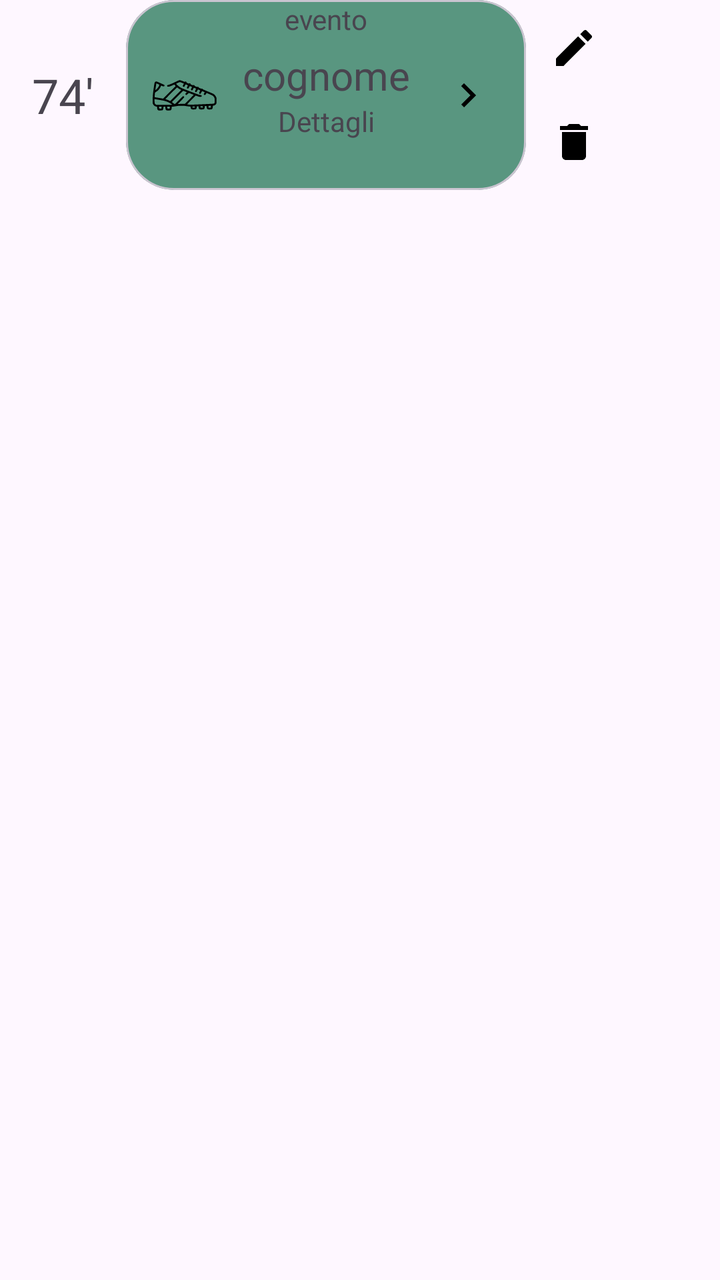
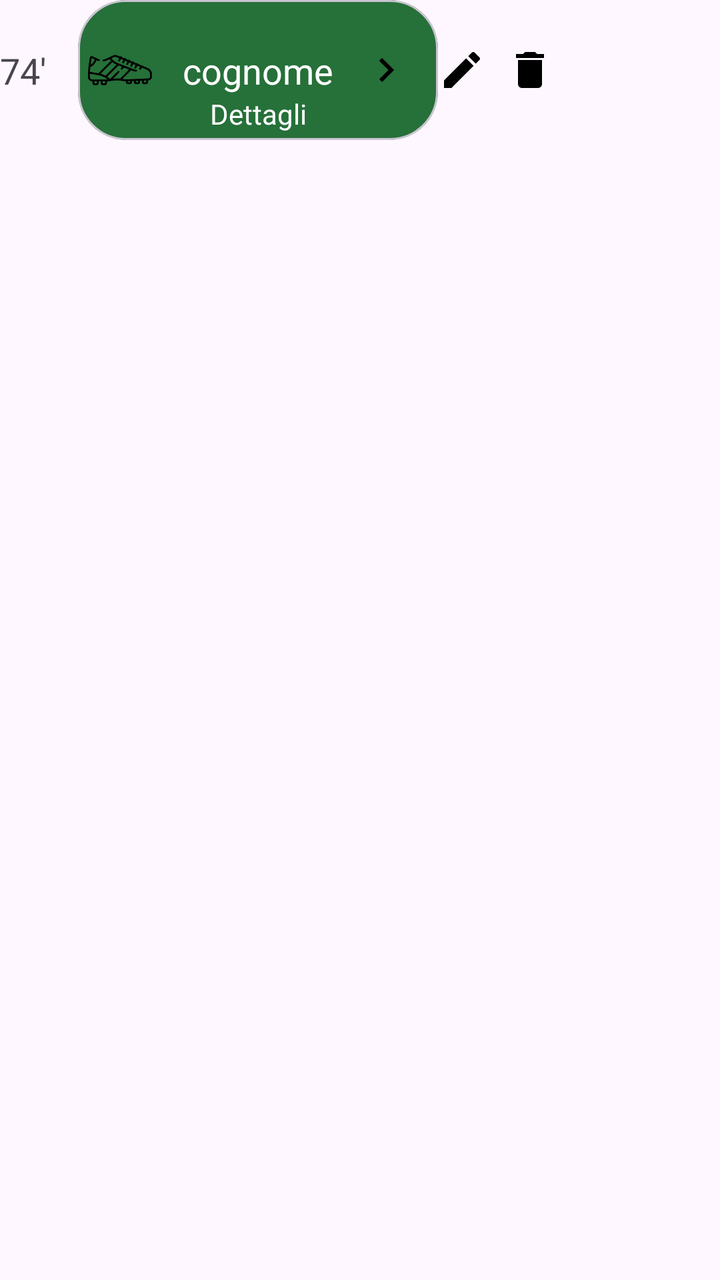

The first picture is an Android layout as it rendered before a commit; the second is the same layout after the commit. The layout source and the unified diff follow.
<!-- AndroidManifest.xml: application theme Theme.YouCoach -->
<!-- res/layout/item_evento.xml -->
<?xml version="1.0" encoding="utf-8"?>
<androidx.constraintlayout.widget.ConstraintLayout xmlns:android="http://schemas.android.com/apk/res/android"
    android:layout_width="match_parent"
    android:layout_height="match_parent"
    xmlns:app="http://schemas.android.com/apk/res-auto">



        <TextView
            android:id="@+id/minutaggio"
            android:layout_width="wrap_content"
            android:layout_height="wrap_content"
            android:text="74'"
            android:textSize="24dp"
            app:layout_constraintStart_toStartOf="parent"
            app:layout_constraintTop_toTopOf="@+id/card_evento"
            app:layout_constraintBottom_toBottomOf="@id/card_evento"
            android:layout_marginEnd="16dp"
            android:layout_marginStart="16dp" />

        <com.google.android.material.card.MaterialCardView
            android:id="@+id/card_evento"
            android:layout_width="200dp"
            android:layout_height="95dp"
            android:layout_marginStart="16dp"
            app:cardCornerRadius="24dp"
            app:cardBackgroundColor="@color/giorno_selezionato"
            app:layout_constraintStart_toEndOf="@id/minutaggio"
            app:layout_constraintTop_toTopOf="parent">

            <androidx.constraintlayout.widget.ConstraintLayout
                android:layout_width="match_parent"
                android:layout_height="match_parent">

                <TextView
                    android:id="@+id/nome_evento"
                    android:layout_width="wrap_content"
                    android:layout_height="wrap_content"
                    android:text="evento"
                    app:layout_constraintStart_toStartOf="parent"
                    app:layout_constraintEnd_toEndOf="parent"
                    app:layout_constraintTop_toTopOf="parent"/>

                <ImageView
                    android:id="@+id/immagine_evento"
                    android:layout_width="wrap_content"
                    android:layout_height="wrap_content"
                    app:layout_constraintStart_toStartOf="parent"
                    app:layout_constraintEnd_toStartOf="@id/nome_giocatore"
                    app:layout_constraintTop_toTopOf="parent"
                    app:layout_constraintBottom_toBottomOf="parent"
                    android:src="@drawable/assist" />

                <TextView
                    android:id="@+id/nome_giocatore"
                    android:layout_width="wrap_content"
                    android:layout_height="wrap_content"
                    android:text="cognome"
                    android:textSize="20dp"
                    android:layout_marginBottom="20dp"
                    app:layout_constraintTop_toTopOf="parent"
                    app:layout_constraintBottom_toBottomOf="parent"
                    app:layout_constraintStart_toStartOf="parent"
                    app:layout_constraintEnd_toEndOf="parent" />

                <ImageView
                    android:id="@+id/immagine_dettaglio"
                    android:layout_width="wrap_content"
                    android:layout_height="wrap_content"
                    app:layout_constraintStart_toEndOf="@id/nome_giocatore"
                    app:layout_constraintEnd_toEndOf="parent"
                    app:layout_constraintTop_toTopOf="parent"
                    app:layout_constraintBottom_toBottomOf="parent"
                    android:src="@drawable/arrow_forward" />

                <TextView
                    android:layout_width="wrap_content"
                    android:layout_height="wrap_content"
                    android:text="Dettagli"
                    app:layout_constraintTop_toBottomOf="@id/nome_giocatore"
                    app:layout_constraintStart_toStartOf="@id/nome_giocatore"
                    app:layout_constraintEnd_toEndOf="@id/nome_giocatore"/>

            </androidx.constraintlayout.widget.ConstraintLayout>


        </com.google.android.material.card.MaterialCardView>

    <ImageButton
        android:id="@+id/modificaEvento_button"
        android:layout_width="48dp"
        android:layout_height="48dp"
        android:background="@color/transparent"
        android:src="@drawable/edit"
        app:layout_constraintStart_toEndOf="@id/card_evento"
        app:layout_constraintTop_toTopOf="@id/card_evento"/>

    <ImageButton
        android:id="@+id/eliminaEvento_button"
        android:layout_width="48dp"
        android:layout_height="48dp"
        android:background="@color/transparent"
        android:src="@drawable/delete"
        app:layout_constraintStart_toEndOf="@id/card_evento"
        app:layout_constraintBottom_toBottomOf="@id/card_evento"/>

</androidx.constraintlayout.widget.ConstraintLayout>
<!-- resources referenced by this layout -->
<resources>
  <color name="giorno_selezionato">#599680  </color>
  <color name="transparent">#00000000</color>
  <!-- drawable arrow_forward (drawable) -->
  <vector xmlns:android="http://schemas.android.com/apk/res/android" android:autoMirrored="true" android:height="24dp" android:tint="#000000" android:viewportHeight="24" android:viewportWidth="24" android:width="24dp">
        
      <path android:fillColor="@android:color/white" android:pathData="M8.59,16.59L13.17,12 8.59,7.41 10,6l6,6 -6,6 -1.41,-1.41z"/>
      
  </vector>
  <!-- drawable assist: vector/xml drawable (drawable, 5646 chars, omitted) -->
  <!-- drawable delete (drawable) -->
  <vector xmlns:android="http://schemas.android.com/apk/res/android" android:height="24dp" android:tint="#000000" android:viewportHeight="24" android:viewportWidth="24" android:width="24dp">
        
      <path android:fillColor="@android:color/white" android:pathData="M6,19c0,1.1 0.9,2 2,2h8c1.1,0 2,-0.9 2,-2V7H6v12zM19,4h-3.5l-1,-1h-5l-1,1H5v2h14V4z"/>
      
  </vector>
  <!-- drawable edit (drawable) -->
  <vector xmlns:android="http://schemas.android.com/apk/res/android" android:height="24dp" android:tint="#000000" android:viewportHeight="24" android:viewportWidth="24" android:width="24dp">
        
      <path android:fillColor="@android:color/white" android:pathData="M3,17.25V21h3.75L17.81,9.94l-3.75,-3.75L3,17.25zM20.71,7.04c0.39,-0.39 0.39,-1.02 0,-1.41l-2.34,-2.34c-0.39,-0.39 -1.02,-0.39 -1.41,0l-1.83,1.83 3.75,3.75 1.83,-1.83z"/>
      
  </vector>
  <style name="Theme.YouCoach" parent="Base.Theme.YouCoach" />
  <style name="Base.Theme.YouCoach" parent="Theme.Material3.DayNight.NoActionBar">
          
          
      </style>
</resources>

<!-- the commit's change to res/layout/item_evento.xml (unified diff, before → after) -->
@@ -1,7 +1,8 @@
 <?xml version="1.0" encoding="utf-8"?>
 <androidx.constraintlayout.widget.ConstraintLayout xmlns:android="http://schemas.android.com/apk/res/android"
-    android:layout_width="match_parent"
-    android:layout_height="match_parent"
+    android:layout_width="wrap_content"
+    android:layout_height="wrap_content"
+    android:paddingBottom="5dp"
     xmlns:app="http://schemas.android.com/apk/res-auto">
 
 
@@ -11,17 +12,16 @@
             android:layout_width="wrap_content"
             android:layout_height="wrap_content"
             android:text="74'"
-            android:textSize="24dp"
+            android:textSize="18dp"
             app:layout_constraintStart_toStartOf="parent"
             app:layout_constraintTop_toTopOf="@+id/card_evento"
             app:layout_constraintBottom_toBottomOf="@id/card_evento"
-            android:layout_marginEnd="16dp"
-            android:layout_marginStart="16dp" />
+            android:layout_marginEnd="8dp" />
 
         <com.google.android.material.card.MaterialCardView
             android:id="@+id/card_evento"
-            android:layout_width="200dp"
-            android:layout_height="95dp"
+            android:layout_width="180dp"
+            android:layout_height="70dp"
             android:layout_marginStart="16dp"
             app:cardCornerRadius="24dp"
             app:cardBackgroundColor="@color/giorno_selezionato"
@@ -32,21 +32,12 @@
                 android:layout_width="match_parent"
                 android:layout_height="match_parent">
 
-                <TextView
-                    android:id="@+id/nome_evento"
-                    android:layout_width="wrap_content"
-                    android:layout_height="wrap_content"
-                    android:text="evento"
-                    app:layout_constraintStart_toStartOf="parent"
-                    app:layout_constraintEnd_toEndOf="parent"
-                    app:layout_constraintTop_toTopOf="parent"/>
-
                 <ImageView
                     android:id="@+id/immagine_evento"
                     android:layout_width="wrap_content"
                     android:layout_height="wrap_content"
+                    android:layout_marginStart="5dp"
                     app:layout_constraintStart_toStartOf="parent"
-                    app:layout_constraintEnd_toStartOf="@id/nome_giocatore"
                     app:layout_constraintTop_toTopOf="parent"
                     app:layout_constraintBottom_toBottomOf="parent"
                     android:src="@drawable/assist" />
@@ -56,8 +47,8 @@
                     android:layout_width="wrap_content"
                     android:layout_height="wrap_content"
                     android:text="cognome"
-                    android:textSize="20dp"
-                    android:layout_marginBottom="20dp"
+                    android:textSize="18dp"
+                    android:textColor="@color/white"
                     app:layout_constraintTop_toTopOf="parent"
                     app:layout_constraintBottom_toBottomOf="parent"
                     app:layout_constraintStart_toStartOf="parent"
@@ -74,9 +65,11 @@
                     android:src="@drawable/arrow_forward" />
 
                 <TextView
+                    android:id="@+id/dettaglio_evento"
                     android:layout_width="wrap_content"
                     android:layout_height="wrap_content"
                     android:text="Dettagli"
+                    android:textColor="@color/white"
                     app:layout_constraintTop_toBottomOf="@id/nome_giocatore"
                     app:layout_constraintStart_toStartOf="@id/nome_giocatore"
                     app:layout_constraintEnd_toEndOf="@id/nome_giocatore"/>
@@ -88,20 +81,23 @@
 
     <ImageButton
         android:id="@+id/modificaEvento_button"
-        android:layout_width="48dp"
-        android:layout_height="48dp"
+        android:layout_width="24dp"
+        android:layout_height="24dp"
         android:background="@color/transparent"
         android:src="@drawable/edit"
         app:layout_constraintStart_toEndOf="@id/card_evento"
-        app:layout_constraintTop_toTopOf="@id/card_evento"/>
+        app:layout_constraintTop_toTopOf="@id/card_evento"
+        app:layout_constraintBottom_toBottomOf="@+id/card_evento"/>
 
     <ImageButton
         android:id="@+id/eliminaEvento_button"
-        android:layout_width="48dp"
-        android:layout_height="48dp"
+        android:layout_width="24dp"
+        android:layout_height="24dp"
         android:background="@color/transparent"
         android:src="@drawable/delete"
-        app:layout_constraintStart_toEndOf="@id/card_evento"
+        android:layout_marginStart="10dp"
+        app:layout_constraintStart_toEndOf="@id/modificaEvento_button"
+        app:layout_constraintTop_toTopOf="@+id/card_evento"
         app:layout_constraintBottom_toBottomOf="@id/card_evento"/>
 
 </androidx.constraintlayout.widget.ConstraintLayout>
<!-- resource entries referenced after the edit -->
@@ -1,7 +1,8 @@
 <!-- resources referenced by this layout -->
 <resources>
-  <color name="giorno_selezionato">#599680  </color>
+  <color name="giorno_selezionato">#267039  </color>
   <color name="transparent">#00000000</color>
+  <color name="white">#FFFFFFFF</color>
   <!-- drawable arrow_forward (drawable) -->
   <vector xmlns:android="http://schemas.android.com/apk/res/android" android:autoMirrored="true" android:height="24dp" android:tint="#000000" android:viewportHeight="24" android:viewportWidth="24" android:width="24dp">
         
